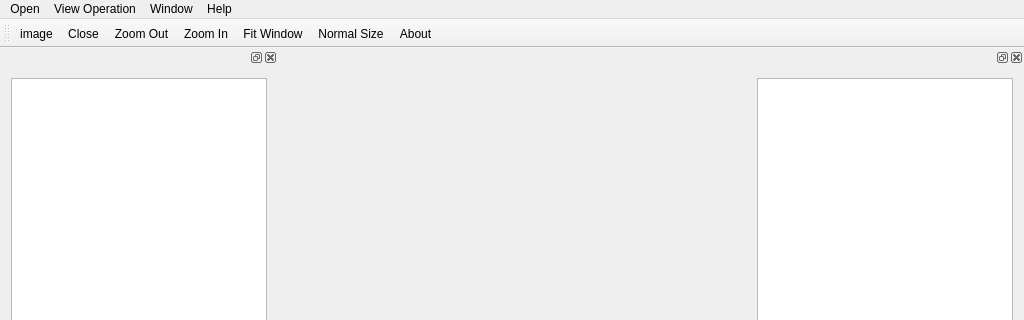
Before: the Qt Designer form ImgTest/imgtest.ui in xxssff/GR, drawn with Qt 5; both pictures show x 0 to 1024 and y 0 to 320 of the 1024 by 768 pixel window.
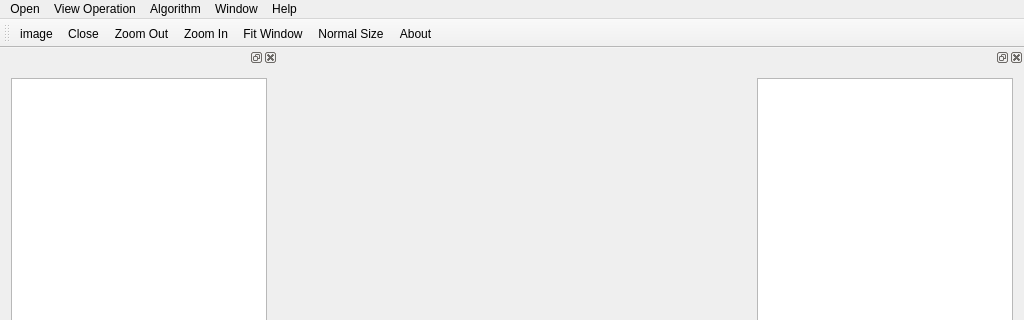
After: the same form once the commit is applied.

Patch:
```diff
--- a/ImgTest/imgtest.ui
+++ b/ImgTest/imgtest.ui
@@ -109,8 +109,16 @@
     <addaction name="actionFit_Window"/>
     <addaction name="actionNormal_Size"/>
    </widget>
+   <widget class="QMenu" name="menuAlgorithm">
+    <property name="title">
+     <string>Algorithm</string>
+    </property>
+    <addaction name="actionEuclidean_Distance"/>
+    <addaction name="actionFrechet_Distance"/>
+   </widget>
    <addaction name="menuOpen"/>
    <addaction name="menuView_Operation"/>
+   <addaction name="menuAlgorithm"/>
    <addaction name="menuWindow"/>
    <addaction name="menuAbout"/>
   </widget>
```
Left out of the diff: 13 changed lines with no effect on the pictures.
